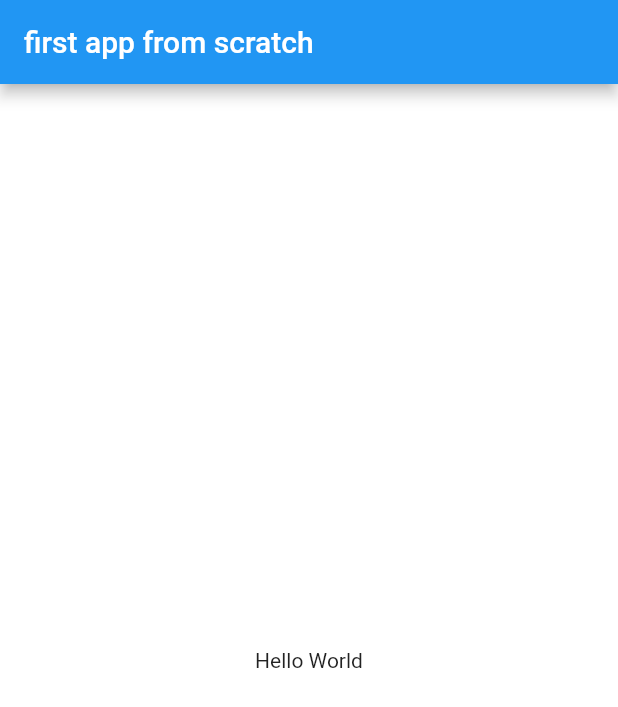
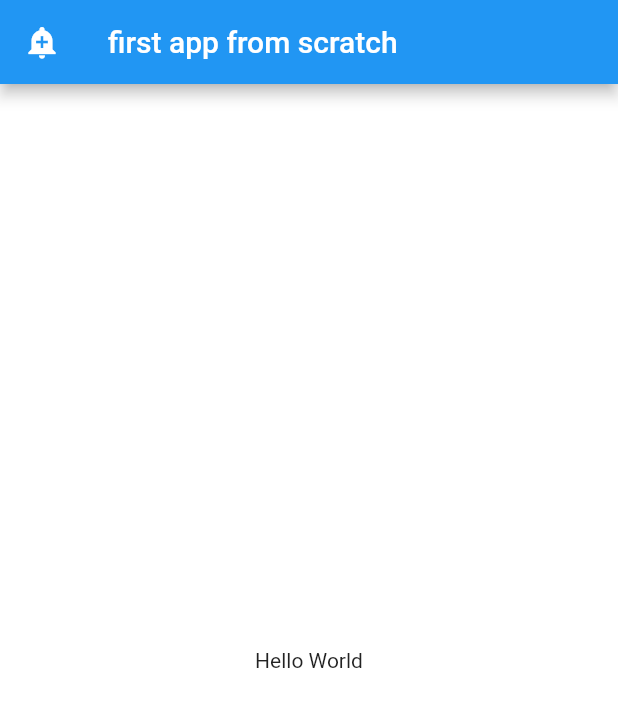
Before and after one commit to RamezHamdiSaeed/MyFlutterReference, a Flutter app: the screen it shows after launch, on a phone screen of 412 x 824 dp. Shown: the top 707 px of the screen. Run offline on Flutter 3.47's test engine with Material 2 defaults, Android fonts, the phone set to English and light mode, and no system bars.

Commit message:
practising on AppBar Widget

```diff
--- a/lib/App/my_app.dart
+++ b/lib/App/my_app.dart
@@ -8,7 +8,11 @@ class MyApp extends StatelessWidget {
     return MaterialApp(
         home: Scaffold(
       appBar: AppBar(
+        leading: const Icon(Icons.add_alert),
         title: const Text('first app from scratch '),
+        // actions: const <Widget>[
+        //   Icon(Icons.add),
+        // ],
       ),
       body: Container(
           alignment: Alignment.center,
```
